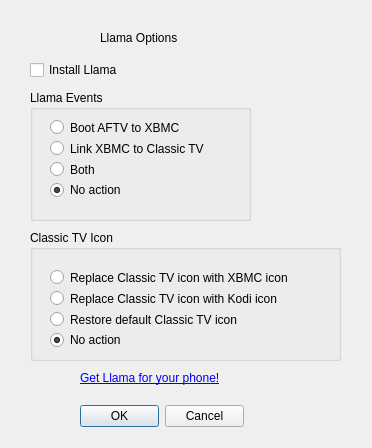
Old version of the form llamadialog.ui in the repository kbrack1/adbFire.
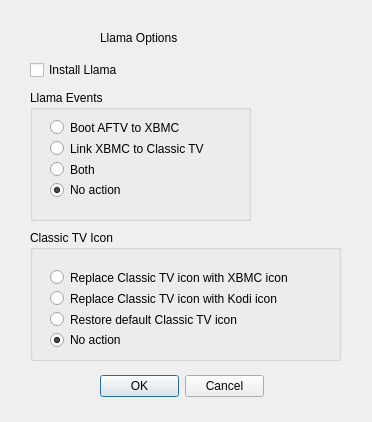
New version of the form.

What changed in the file:
```diff
--- a/llamadialog.ui
+++ b/llamadialog.ui
@@ -7,7 +7,7 @@
     <x>0</x>
     <y>0</y>
     <width>372</width>
-    <height>448</height>
+    <height>422</height>
    </rect>
   </property>
   <property name="windowTitle">
@@ -38,7 +38,7 @@
    <property name="title">
     <string>Llama Events</string>
    </property>
-   <widget class="QWidget" name="">
+   <widget class="QWidget" name="layoutWidget">
     <property name="geometry">
      <rect>
       <x>20</x>
@@ -193,8 +193,8 @@
   <widget class="QWidget" name="layoutWidget">
    <property name="geometry">
     <rect>
-     <x>80</x>
-     <y>400</y>
+     <x>100</x>
+     <y>370</y>
      <width>164</width>
      <height>32</height>
     </rect>
@@ -216,25 +216,6 @@
     </item>
    </layout>
   </widget>
-  <widget class="QLabel" name="label_5">
-   <property name="geometry">
-    <rect>
-     <x>80</x>
-     <y>370</y>
-     <width>181</width>
-     <height>16</height>
-    </rect>
-   </property>
-   <property name="text">
-    <string>&lt;a href=&quot;https://play.google.com/store/apps/details?id=com.kebab.Llama&quot;&gt;Get Llama for your phone!&lt;/a&gt;</string>
-   </property>
-   <property name="openExternalLinks">
-    <bool>true</bool>
-   </property>
-   <property name="textInteractionFlags">
-    <set>Qt::LinksAccessibleByMouse|Qt::TextSelectableByMouse</set>
-   </property>
-  </widget>
  </widget>
  <resources/>
  <connections>
```
Left out of the diff: 2 changed lines with no effect on the pictures.
